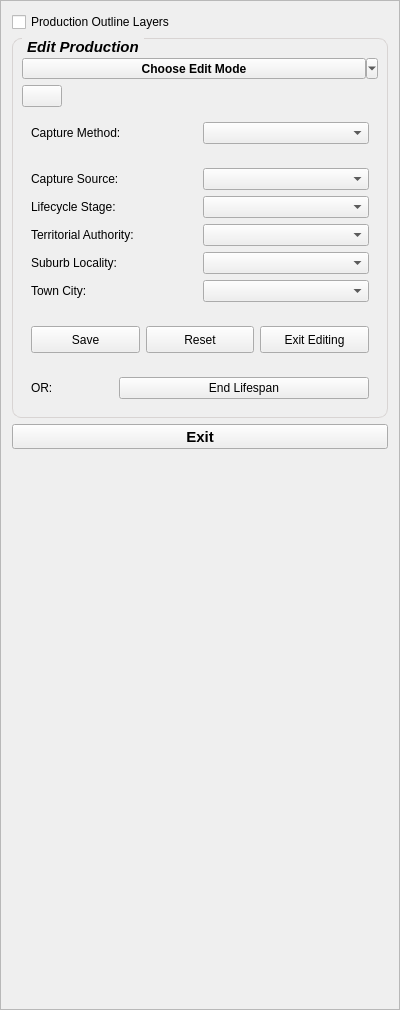
Above: buildings/gui/production_edits.ui from linz/nz-buildings before the change. Below: the same form after it.
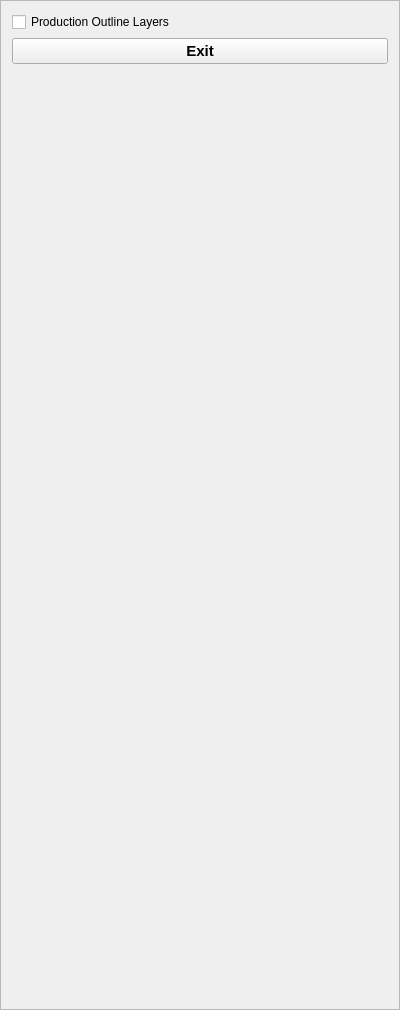
That is the form after the change.

Commit message: Set up new toolbar

```diff
--- a/buildings/gui/production_edits.ui
+++ b/buildings/gui/production_edits.ui
@@ -39,339 +39,6 @@
      </property>
     </widget>
    </item>
-   <item>
-    <widget class="QGroupBox" name="grpb_edits">
-     <property name="sizePolicy">
-      <sizepolicy hsizetype="MinimumExpanding" vsizetype="Minimum">
-       <horstretch>0</horstretch>
-       <verstretch>0</verstretch>
-      </sizepolicy>
-     </property>
-     <property name="maximumSize">
-      <size>
-       <width>16777215</width>
-       <height>16760000</height>
-      </size>
-     </property>
-     <property name="font">
-      <font>
-       <pointsize>11</pointsize>
-       <weight>75</weight>
-       <italic>true</italic>
-       <bold>true</bold>
-      </font>
-     </property>
-     <property name="styleSheet">
-      <string notr="true">QGroupBox {
-    border: 1px solid #D8D4D3;
-    border-radius: 9px;
-    margin-top: 0.5em;
-}
-
-QGroupBox::title {
-    subcontrol-origin: margin;
-    left: 10px;
-    padding: 0 3px 0 3px;
-}</string>
-     </property>
-     <property name="title">
-      <string>Edit Production</string>
-     </property>
-     <layout class="QVBoxLayout" name="verticalLayout_2">
-      <item>
-       <spacer name="verticalSpacer">
-        <property name="orientation">
-         <enum>Qt::Vertical</enum>
-        </property>
-        <property name="sizeType">
-         <enum>QSizePolicy::Fixed</enum>
-        </property>
-        <property name="sizeHint" stdset="0">
-         <size>
-          <width>20</width>
-          <height>10</height>
-         </size>
-        </property>
-       </spacer>
-      </item>
-      <item>
-       <widget class="QToolButton" name="tbtn_edits">
-        <property name="sizePolicy">
-         <sizepolicy hsizetype="Expanding" vsizetype="Fixed">
-          <horstretch>0</horstretch>
-          <verstretch>0</verstretch>
-         </sizepolicy>
-        </property>
-        <property name="minimumSize">
-         <size>
-          <width>330</width>
-          <height>0</height>
-         </size>
-        </property>
-        <property name="font">
-         <font>
-          <weight>75</weight>
-          <italic>false</italic>
-          <bold>true</bold>
-          <underline>false</underline>
-          <strikeout>false</strikeout>
-         </font>
-        </property>
-        <property name="layoutDirection">
-         <enum>Qt::LeftToRight</enum>
-        </property>
-        <property name="text">
-         <string>Choose Edit Mode</string>
-        </property>
-        <property name="checkable">
-         <bool>true</bool>
-        </property>
-        <property name="checked">
-         <bool>false</bool>
-        </property>
-        <property name="popupMode">
-         <enum>QToolButton::MenuButtonPopup</enum>
-        </property>
-        <property name="toolButtonStyle">
-         <enum>Qt::ToolButtonTextOnly</enum>
-        </property>
-        <property name="autoRaise">
-         <bool>false</bool>
-        </property>
-        <property name="arrowType">
-         <enum>Qt::NoArrow</enum>
-        </property>
-       </widget>
-      </item>
-      <item>
-       <layout class="QHBoxLayout" name="horizontalLayout">
-        <item>
-         <widget class="QPushButton" name="btn_circle">
-          <property name="maximumSize">
-           <size>
-            <width>60</width>
-            <height>16777215</height>
-           </size>
-          </property>
-          <property name="toolTip">
-           <string>Add Circle</string>
-          </property>
-          <property name="text">
-           <string/>
-          </property>
-         </widget>
-        </item>
-        <item>
-         <spacer name="horizontalSpacer">
-          <property name="orientation">
-           <enum>Qt::Horizontal</enum>
-          </property>
-          <property name="sizeHint" stdset="0">
-           <size>
-            <width>40</width>
-            <height>20</height>
-           </size>
-          </property>
-         </spacer>
-        </item>
-       </layout>
-      </item>
-      <item>
-       <widget class="QWidget" name="layout_capture_method" native="true">
-        <layout class="QGridLayout" name="gridLayout">
-         <item row="0" column="1">
-          <widget class="QComboBox" name="cmb_capture_method"/>
-         </item>
-         <item row="0" column="0">
-          <widget class="QLabel" name="lb_capture_method">
-           <property name="text">
-            <string>Capture Method:</string>
-           </property>
-          </widget>
-         </item>
-        </layout>
-       </widget>
-      </item>
-      <item>
-       <widget class="QWidget" name="layout_general_info" native="true">
-        <layout class="QGridLayout" name="gridLayout_4">
-         <item row="6" column="1">
-          <widget class="QComboBox" name="cmb_town"/>
-         </item>
-         <item row="4" column="1">
-          <widget class="QComboBox" name="cmb_ta"/>
-         </item>
-         <item row="6" column="0">
-          <widget class="QLabel" name="lb_town">
-           <property name="text">
-            <string>Town City:</string>
-           </property>
-          </widget>
-         </item>
-         <item row="3" column="0">
-          <widget class="QLabel" name="lb_lifeycle_stage">
-           <property name="font">
-            <font>
-             <weight>50</weight>
-             <bold>false</bold>
-             <kerning>true</kerning>
-            </font>
-           </property>
-           <property name="text">
-            <string>Lifecycle Stage:</string>
-           </property>
-          </widget>
-         </item>
-         <item row="5" column="0">
-          <widget class="QLabel" name="lb_suburb">
-           <property name="text">
-            <string>Suburb Locality:</string>
-           </property>
-          </widget>
-         </item>
-         <item row="3" column="1">
-          <widget class="QComboBox" name="cmb_lifecycle_stage"/>
-         </item>
-         <item row="5" column="1">
-          <widget class="QComboBox" name="cmb_suburb"/>
-         </item>
-         <item row="4" column="0">
-          <widget class="QLabel" name="lb_ta">
-           <property name="text">
-            <string>Territorial Authority: </string>
-           </property>
-          </widget>
-         </item>
-         <item row="2" column="0">
-          <widget class="QLabel" name="lb_capture_source">
-           <property name="text">
-            <string>Capture Source:</string>
-           </property>
-          </widget>
-         </item>
-         <item row="2" column="1">
-          <widget class="QComboBox" name="cmb_capture_source"/>
-         </item>
-        </layout>
-       </widget>
-      </item>
-      <item>
-       <widget class="QWidget" name="a" native="true">
-        <layout class="QHBoxLayout" name="hzly_4">
-         <item>
-          <widget class="QPushButton" name="btn_save">
-           <property name="minimumSize">
-            <size>
-             <width>0</width>
-             <height>27</height>
-            </size>
-           </property>
-           <property name="maximumSize">
-            <size>
-             <width>151</width>
-             <height>27</height>
-            </size>
-           </property>
-           <property name="styleSheet">
-            <string notr="true"/>
-           </property>
-           <property name="text">
-            <string>Save</string>
-           </property>
-          </widget>
-         </item>
-         <item>
-          <widget class="QPushButton" name="btn_reset">
-           <property name="minimumSize">
-            <size>
-             <width>0</width>
-             <height>27</height>
-            </size>
-           </property>
-           <property name="maximumSize">
-            <size>
-             <width>150</width>
-             <height>27</height>
-            </size>
-           </property>
-           <property name="styleSheet">
-            <string notr="true"/>
-           </property>
-           <property name="text">
-            <string>Reset</string>
-           </property>
-          </widget>
-         </item>
-         <item>
-          <widget class="QPushButton" name="btn_exit_edits">
-           <property name="minimumSize">
-            <size>
-             <width>0</width>
-             <height>27</height>
-            </size>
-           </property>
-           <property name="maximumSize">
-            <size>
-             <width>151</width>
-             <height>27</height>
-            </size>
-           </property>
-           <property name="text">
-            <string>Exit Editing</string>
-           </property>
-          </widget>
-         </item>
-        </layout>
-       </widget>
-      </item>
-      <item>
-       <widget class="QWidget" name="layout_end_lifespan" native="true">
-        <layout class="QHBoxLayout" name="horizontalLayout_2">
-         <item>
-          <widget class="QLabel" name="lb_or">
-           <property name="text">
-            <string>OR:</string>
-           </property>
-          </widget>
-         </item>
-         <item>
-          <spacer name="horizontalSpacer_2">
-           <property name="orientation">
-            <enum>Qt::Horizontal</enum>
-           </property>
-           <property name="sizeHint" stdset="0">
-            <size>
-             <width>40</width>
-             <height>20</height>
-            </size>
-           </property>
-          </spacer>
-         </item>
-         <item>
-          <widget class="QPushButton" name="btn_end_lifespan">
-           <property name="minimumSize">
-            <size>
-             <width>250</width>
-             <height>0</height>
-            </size>
-           </property>
-           <property name="maximumSize">
-            <size>
-             <width>16777215</width>
-             <height>16777215</height>
-            </size>
-           </property>
-           <property name="text">
-            <string>End Lifespan</string>
-           </property>
-          </widget>
-         </item>
-        </layout>
-       </widget>
-      </item>
-     </layout>
-    </widget>
-   </item>
    <item>
     <widget class="QPushButton" name="btn_exit">
      <property name="sizePolicy">
```
The commit also changes 1 other file.
